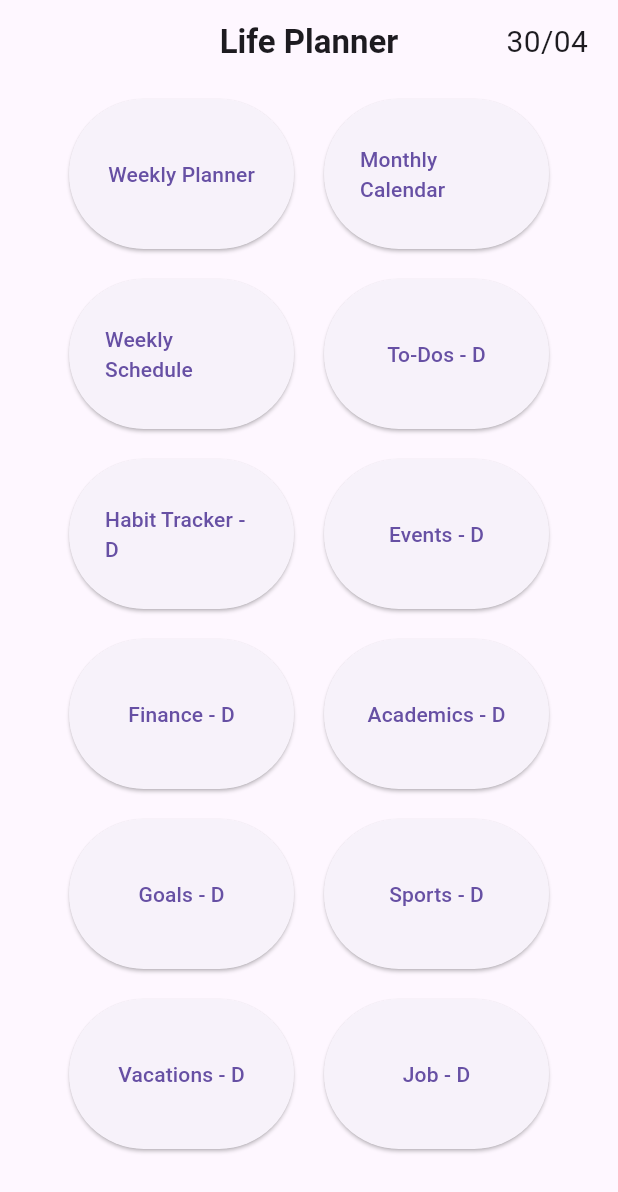
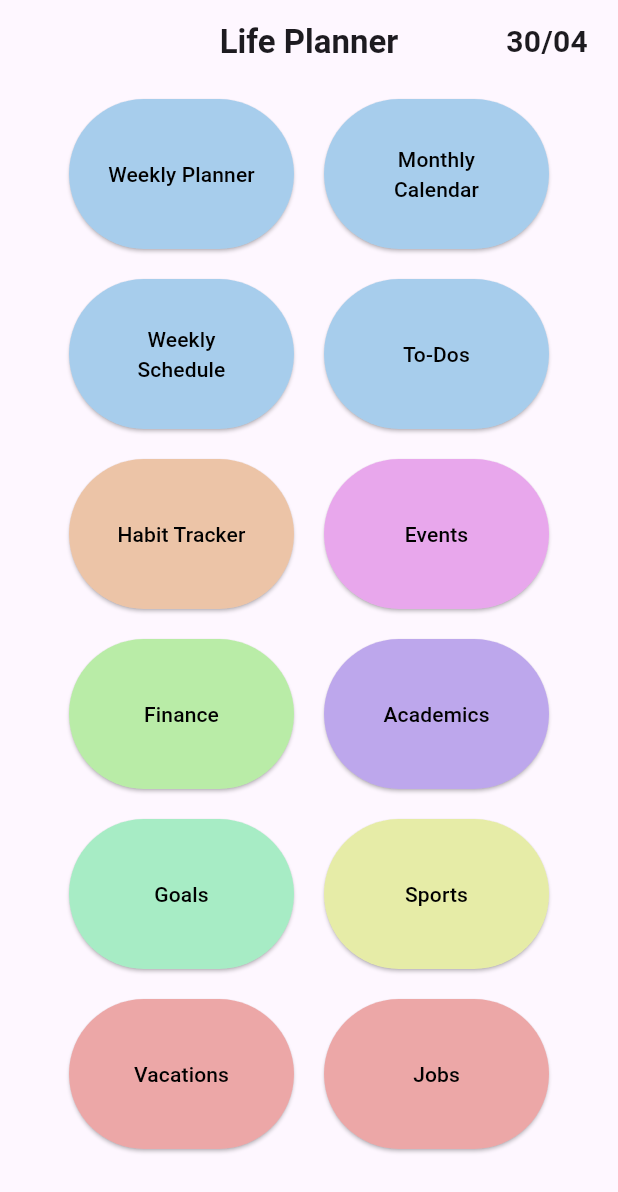
Before and after one commit to liazz03/TFG-LP, a Flutter app: the screen it shows after launch, on a phone screen of 412 x 824 dp. Shown: the top 1192 px of the screen. Run offline on Flutter 3.47's test engine with Material 3 defaults, Android fonts, the phone set to English and light mode, and no system bars; our stand-ins replace fl_chart, google_fonts, sqflite, timelines; missing offline and left inert: calendarific_dart, cell_calendar, schedules; accounts and stored records are empty.

Commit message:
frontend app view

```diff
--- a/project/lifeplanner/lib/src/app.dart
+++ b/project/lifeplanner/lib/src/app.dart
@@ -63,7 +63,7 @@ class _MyAppState extends State<MyApp> {
               child: Center(
                 child: Text(
                   DateFormat('dd/MM').format(DateTime.now()),
-                  style: TextStyle(fontSize: 20),
+                  style: TextStyle(fontWeight: FontWeight.bold, fontSize: 20),
                 ),
               ),
             ),
@@ -140,12 +140,17 @@ class WeeklyPlannerButton extends StatelessWidget {
       child: ElevatedButton(
         onPressed: () async {
           print("TODO");
+          updateItems();
         },
-        child: Text('Weekly Planner'),
+        style: ElevatedButton.styleFrom(
+          foregroundColor: const Color.fromARGB(255, 0, 0, 0), backgroundColor: Color.fromARGB(255, 167, 205, 236),
+        ),
+        child: Text('Weekly Planner',textAlign: TextAlign.center,),
       ),
     );
   }
 }
+
 
 class MothlyCalendarButton extends StatelessWidget {
   final Function updateItems;
@@ -165,7 +170,10 @@ class MothlyCalendarButton extends StatelessWidget {
             MaterialPageRoute(builder: (context) => MonthlyCalendarScreen()),
           );
         },
-        child: Text('Monthly Calendar'),
+        style: ElevatedButton.styleFrom(
+          foregroundColor: const Color.fromARGB(255, 0, 0, 0), backgroundColor: Color.fromARGB(255, 167, 205, 236),
+        ),
+        child: Text('Monthly Calendar', textAlign: TextAlign.center,),
       ),
     );
   }
@@ -189,7 +197,10 @@ class WeeklyScheduleButton extends StatelessWidget {
             MaterialPageRoute(builder: (context) => WeeklyScheduleScreen()),
           );
         },
-        child: Text('Weekly Schedule'),
+        style: ElevatedButton.styleFrom(
+          foregroundColor: const Color.fromARGB(255, 0, 0, 0), backgroundColor: Color.fromARGB(255, 167, 205, 236),
+        ),
+        child: Text('Weekly Schedule', textAlign: TextAlign.center,),
       ),
     );
   }
@@ -213,7 +224,10 @@ class ToDoButton extends StatelessWidget {
             MaterialPageRoute(builder: (context) => TasksScreen()),
           );
         },
-        child: Text('To-Dos - D'),
+        style: ElevatedButton.styleFrom(
+          foregroundColor: const Color.fromARGB(255, 0, 0, 0), backgroundColor: Color.fromARGB(255, 167, 205, 236),
+        ),
+        child: Text('To-Dos', textAlign: TextAlign.center),
       ),
     );
   }
@@ -237,7 +251,10 @@ class HabitTrackerButton extends StatelessWidget {
             MaterialPageRoute(builder: (context) => HabitTrackerScreen()),
           );
         },
-        child: Text('Habit Tracker - D'),
+        style: ElevatedButton.styleFrom(
+          foregroundColor: const Color.fromARGB(255, 0, 0, 0), backgroundColor: Color.fromARGB(255, 236, 196, 167),
+        ),
+        child: Text('Habit Tracker',textAlign: TextAlign.center),
       ),
     );
   }
@@ -261,7 +278,10 @@ class AcademicsButton extends StatelessWidget {
             MaterialPageRoute(builder: (context) => AcademicsScreen()),
           );
         },
-        child: Text('Academics - D'),
+        style: ElevatedButton.styleFrom(
+          foregroundColor: const Color.fromARGB(255, 0, 0, 0), backgroundColor: Color.fromARGB(255, 189, 167, 236),
+        ),
+        child: Text('Academics'),
       ),
     );
   }
@@ -285,7 +305,10 @@ class FinanceButton extends StatelessWidget {
             MaterialPageRoute(builder: (context) => FinanceScreen()),
           );
         },
-        child: Text('Finance - D'),
+        style: ElevatedButton.styleFrom(
+          foregroundColor: const Color.fromARGB(255, 0, 0, 0), backgroundColor: Color.fromARGB(255, 185, 236, 167),
+        ),
+        child: Text('Finance'),
       ),
     );
   }
@@ -309,7 +332,10 @@ class GoalsButton extends StatelessWidget {
             MaterialPageRoute(builder: (context) => GoalsScreen()),
           );
         },
-        child: Text('Goals - D'),
+        style: ElevatedButton.styleFrom(
+          foregroundColor: const Color.fromARGB(255, 0, 0, 0), backgroundColor: Color.fromARGB(255, 167, 236, 197),
+        ),
+        child: Text('Goals'),
       ),
     );
   }
@@ -334,7 +360,10 @@ class SportsButton extends StatelessWidget {
             MaterialPageRoute(builder: (context) => SportsScreen()),
           );
         },
-        child: Text('Sports - D'),
+        style: ElevatedButton.styleFrom(
+          foregroundColor: const Color.fromARGB(255, 0, 0, 0), backgroundColor: Color.fromARGB(255, 230, 236, 167),
+        ),
+        child: Text('Sports'),
       ),
     );
   }
@@ -359,7 +388,10 @@ class EventsButton extends StatelessWidget {
             MaterialPageRoute(builder: (context) => EventsScreen()),
           );
         },
-        child: Text('Events - D'),
+        child: Text('Events'),
+        style: ElevatedButton.styleFrom(
+          foregroundColor: const Color.fromARGB(255, 0, 0, 0), backgroundColor: Color.fromARGB(255, 232, 167, 236),
+        ),
       ),
     );
   }
@@ -384,7 +416,10 @@ class JobButton extends StatelessWidget {
             MaterialPageRoute(builder: (context) => JobsScreen()),
           );
         },
-        child: Text('Job - D'),
+        style: ElevatedButton.styleFrom(
+          foregroundColor: const Color.fromARGB(255, 0, 0, 0), backgroundColor: Color.fromARGB(255, 236, 167, 167),
+        ),
+        child: Text('Jobs'),
       ),
     );
   }
@@ -408,7 +443,10 @@ class VacationsButton extends StatelessWidget {
             MaterialPageRoute(builder: (context) => VacationsScreen()),
           );
         },
-        child: Text('Vacations - D'),
+        style: ElevatedButton.styleFrom(
+          foregroundColor: const Color.fromARGB(255, 0, 0, 0), backgroundColor: Color.fromARGB(255, 236, 167, 167),
+        ),
+        child: Text('Vacations'),
       ),
     );
   }
```
